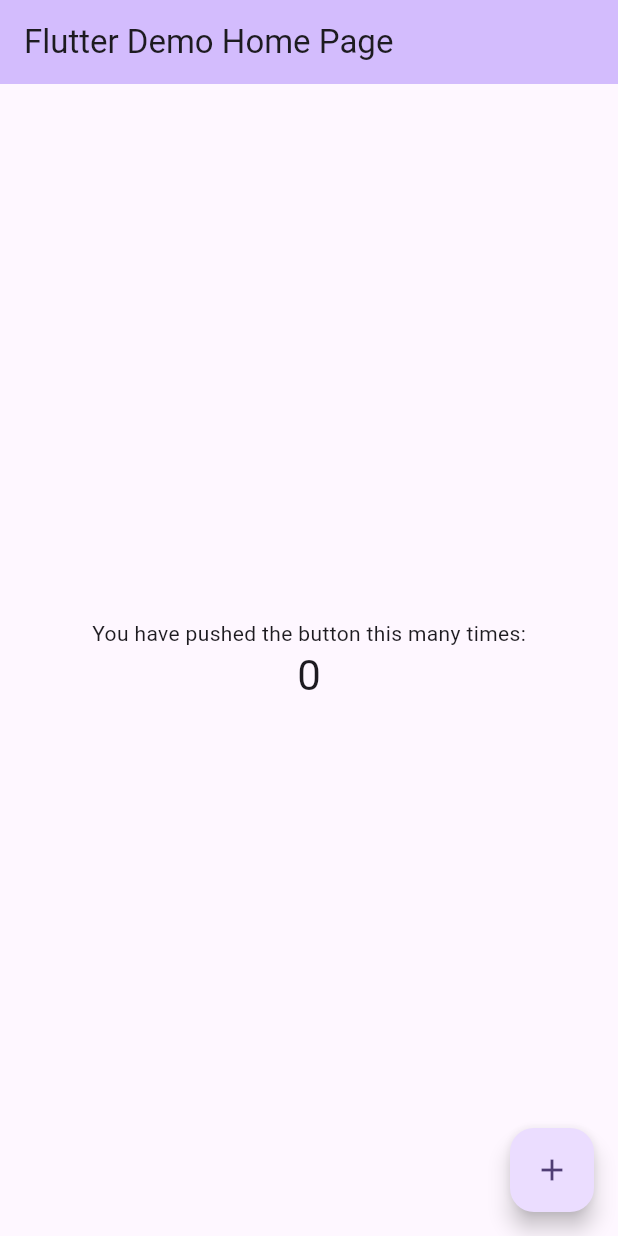
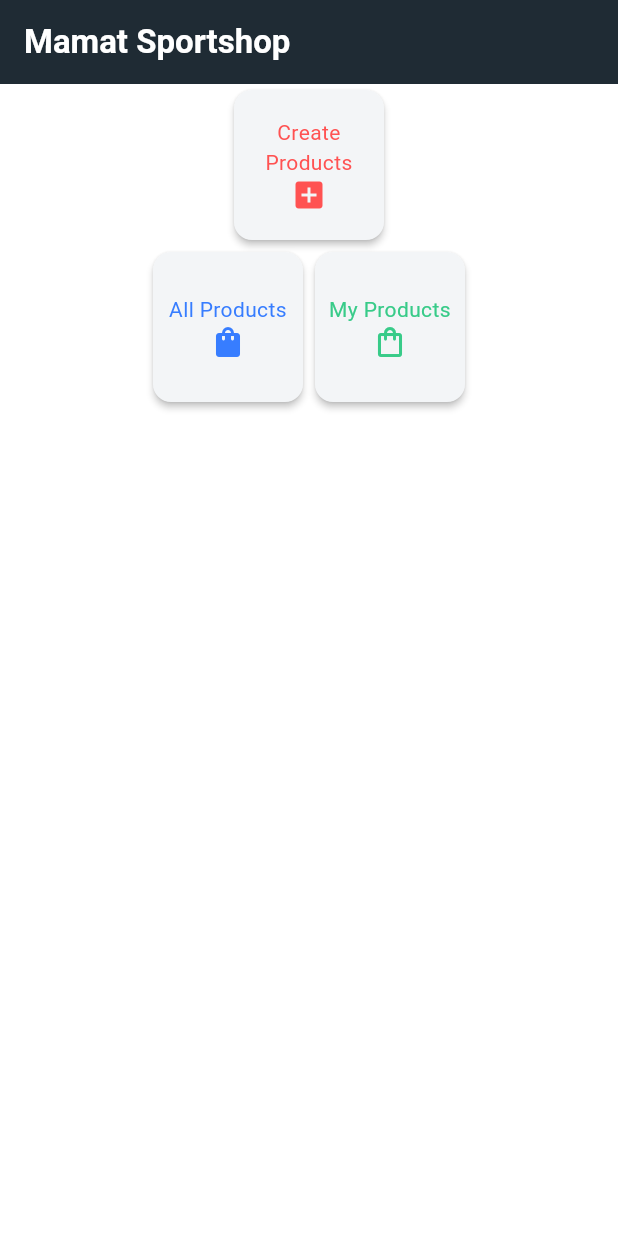
Before and after one commit to fideligo/mamat-sportshop-mobile, a Flutter app: the screen it shows after launch, on a phone screen of 412 x 824 dp. Run offline on Flutter 3.47's test engine with Material 3 defaults, Android fonts, the phone set to English and light mode, and no system bars.

Commit message:
feat: tugas 1 (add button create product, all products, and my products)

```diff
--- /dev/null
+++ b/lib/home_page.dart
@@ -0,0 +1,34 @@
+import 'package:flutter/material.dart';
+import 'models/ButtonItem.dart';
+
+class HomePage extends StatelessWidget {
+  const HomePage({super.key});
+
+
+  @override
+  Widget build(BuildContext context) {
+    return Scaffold(
+      backgroundColor: Colors.white,
+      appBar: AppBar(
+        title: Text("Mamat Sportshop",
+        style: TextStyle(
+          color: Colors.white,
+          fontWeight: FontWeight.bold,
+        ),),
+        backgroundColor: Color(0xFF07141E).withOpacity(0.9),
+      ),
+      body: Column(
+        children: [
+          ButtonItem(title: "Create Products", icon: Icons.add_box, warna: Colors.redAccent,),
+          Row(
+            mainAxisAlignment: MainAxisAlignment.center,
+            children: [
+              ButtonItem(title: "All Products", icon: Icons.shopping_bag, warna: Color(0xFF377DFF),),
+              ButtonItem(title: "My Products", icon: Icons.shopping_bag_outlined, warna: Color(0xFF38CB89),),
+            ],
+          ),
+        ],
+      ),
+    );
+  }
+}
--- a/lib/main.dart
+++ b/lib/main.dart
@@ -1,4 +1,5 @@
 import 'package:flutter/material.dart';
+import 'package:mamatsportshop_mobile/home_page.dart';
 
 void main() {
   runApp(const MyApp());
@@ -30,93 +31,7 @@
         // tested with just a hot reload.
         colorScheme: ColorScheme.fromSeed(seedColor: Colors.deepPurple),
       ),
-      home: const MyHomePage(title: 'Flutter Demo Home Page'),
+      home: const HomePage(),
     );
   }
 }
-
-class MyHomePage extends StatefulWidget {
-  const MyHomePage({super.key, required this.title});
-
-  // This widget is the home page of your application. It is stateful, meaning
-  // that it has a State object (defined below) that contains fields that affect
-  // how it looks.
-
-  // This class is the configuration for the state. It holds the values (in this
-  // case the title) provided by the parent (in this case the App widget) and
-  // used by the build method of the State. Fields in a Widget subclass are
-  // always marked "final".
-
-  final String title;
-
-  @override
-  State<MyHomePage> createState() => _MyHomePageState();
-}
-
-class _MyHomePageState extends State<MyHomePage> {
-  int _counter = 0;
-
-  void _incrementCounter() {
-    setState(() {
-      // This call to setState tells the Flutter framework that something has
-      // changed in this State, which causes it to rerun the build method below
-      // so that the display can reflect the updated values. If we changed
-      // _counter without calling setState(), then the build method would not be
-      // called again, and so nothing would appear to happen.
-      _counter++;
-    });
-  }
-
-  @override
-  Widget build(BuildContext context) {
-    // This method is rerun every time setState is called, for instance as done
-    // by the _incrementCounter method above.
-    //
-    // The Flutter framework has been optimized to make rerunning build methods
-    // fast, so that you can just rebuild anything that needs updating rather
-    // than having to individually change instances of widgets.
-    return Scaffold(
-      appBar: AppBar(
-        // TRY THIS: Try changing the color here to a specific color (to
-        // Colors.amber, perhaps?) and trigger a hot reload to see the AppBar
-        // change color while the other colors stay the same.
-        backgroundColor: Theme.of(context).colorScheme.inversePrimary,
-        // Here we take the value from the MyHomePage object that was created by
-        // the App.build method, and use it to set our appbar title.
-        title: Text(widget.title),
-      ),
-      body: Center(
-        // Center is a layout widget. It takes a single child and positions it
-        // in the middle of the parent.
-        child: Column(
-          // Column is also a layout widget. It takes a list of children and
-          // arranges them vertically. By default, it sizes itself to fit its
-          // children horizontally, and tries to be as tall as its parent.
-          //
-          // Column has various properties to control how it sizes itself and
-          // how it positions its children. Here we use mainAxisAlignment to
-          // center the children vertically; the main axis here is the vertical
-          // axis because Columns are vertical (the cross axis would be
-          // horizontal).
-          //
-          // TRY THIS: Invoke "debug painting" (choose the "Toggle Debug Paint"
-          // action in the IDE, or press "p" in the console), to see the
-          // wireframe for each widget.
-          mainAxisAlignment: MainAxisAlignment.center,
-          children: <Widget>[
-            const Text('You have pushed the button this many times:'),
-            Text(
-              '$_counter',
-              style: Theme.of(context).textTheme.headlineMedium,
-            ),
-          ],
-        ),
-      ),
-      floatingActionButton: FloatingActionButton(
-        onPressed: _incrementCounter,
-        tooltip: 'Increment',
-        child: const Icon(Icons.add),
-      ), // This trailing comma makes auto-formatting nicer for build methods.
-    );
-  }
-}
--- /dev/null
+++ b/lib/models/ButtonItem.dart
@@ -0,0 +1,40 @@
+import 'package:flutter/material.dart';
+
+class ButtonItem extends StatelessWidget {
+
+  final String title;
+  final IconData icon;
+  final Color warna;
+
+  const ButtonItem({required this.title, required this.icon, required this.warna});
+
+  @override
+  Widget build(BuildContext context) {
+    return Card(
+      color: Color(0xFFF3F5F7),
+      elevation: 2.0,
+      child: InkWell(
+        onTap: () {
+          ScaffoldMessenger.of(context)..hideCurrentSnackBar()..showSnackBar(SnackBar(content: Text("Kamu telah menekan tombol " + title)));
+        },
+        child: SizedBox(
+          height: 100,
+          width: 100,
+          child: Center(
+            child: Column(
+              mainAxisAlignment: MainAxisAlignment.center,
+              children: [
+                Text(
+                  title,
+                  textAlign: TextAlign.center,
+                  style: TextStyle(color: warna),
+                ),
+                Icon(icon, color: warna,),
+              ],
+            ),
+          ),
+        ),
+      ),
+    );
+  }
+}
```
